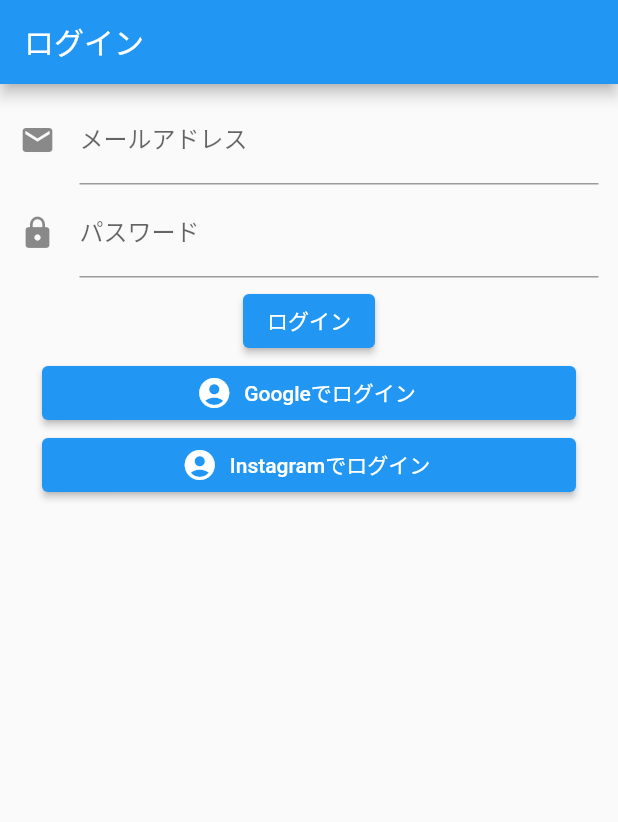
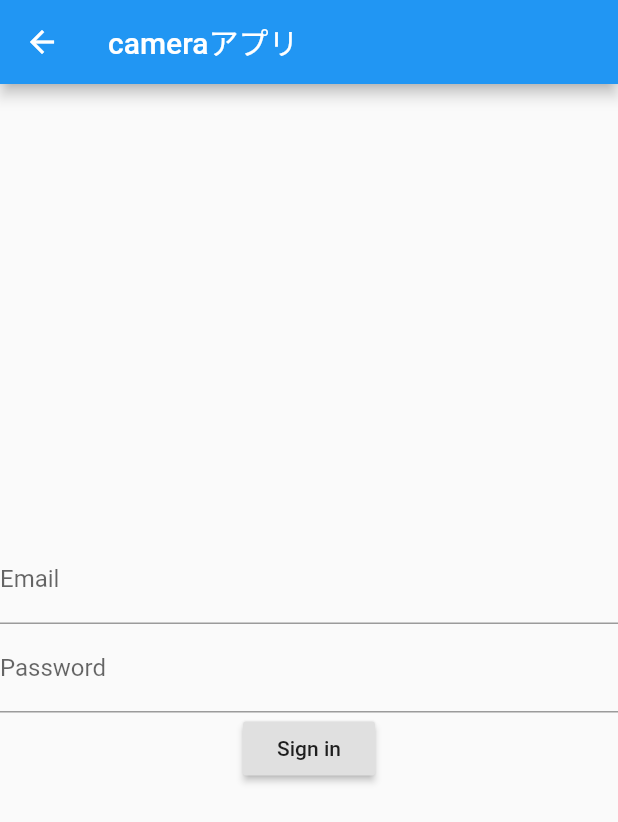
Before and after one commit to Shinaya-1127/flutter_cameraApp, a Flutter app: the LoginScreen screen opened directly, on a phone screen of 412 x 824 dp. Shown: the top 822 px of the screen. Run offline on Flutter 3.47's test engine with Material 2 defaults, Android fonts, the phone set to English and light mode, and no system bars; our stand-ins replace firebase_auth, firebase_core, image_picker; accounts and stored records are empty.

Commit message:
second commit

```diff
--- a/lib/model/login_model.dart
+++ b/lib/model/login_model.dart
@@ -1,25 +1,33 @@
 import 'package:firebase_auth/firebase_auth.dart';
-import 'package:flutter/material.dart';
 
-class LoginModel extends ChangeNotifier {
-  String email = "";
-  String password = "";
-  final FirebaseAuth _auth = FirebaseAuth.instance;
+class LoginModel {
+  final FirebaseAuth _firebaseAuth;
 
-  Future login() async {
-    if (email.isEmpty) {
-      throw ("メールアドレスを入力してください");
+  LoginModel(this._firebaseAuth);
+
+  Stream<User> get authStateChanges => _firebaseAuth.idTokenChanges();
+
+  Future<void> signOut() async {
+    await _firebaseAuth.signOut();
+  }
+
+  Future<String> signIn({String email, String password}) async {
+    try {
+      await _firebaseAuth.signInWithEmailAndPassword(
+          email: email, password: password);
+      return "Signed in";
+    } on FirebaseAuthException catch (e) {
+      return e.message;
     }
-    if (password.isEmpty) {
-      throw ("パスワードを入力してください");
+  }
+
+  Future<String> signUp({String email, String password}) async {
+    try {
+      await _firebaseAuth.createUserWithEmailAndPassword(
+          email: email, password: password);
+      return "Signed Up";
+    } on FirebaseAuthException catch (e) {
+      return e.message;
     }
-    final result = await _auth
-        .signInWithEmailAndPassword(
-          email: email,
-          password: password,
-        )
-        .catchError((e) =>
-              throw (e.toString()),
-            );
   }
 }
--- a/lib/screen/login_screen.dart
+++ b/lib/screen/login_screen.dart
@@ -5,130 +5,42 @@ import 'home_screen.dart';
 import '../model/login_model.dart';
 
 class LoginScreen extends StatelessWidget {
-  final mailController = TextEditingController();
-  final passwordController = TextEditingController();
+  final TextEditingController emailController = TextEditingController();
+  final TextEditingController passwordController = TextEditingController();
+
   @override
   Widget build(BuildContext context) {
-    return ChangeNotifierProvider(
-      create: (_) => LoginModel(),
-      child: Scaffold(
+    return Scaffold(
       appBar: AppBar(
-          title: Text("ログイン"),
+        title: Text('cameraアプリ'),
       ),
-        body: Consumer<LoginModel>(
-          builder: (context, model, child) {
-            return Padding(
-              padding: const EdgeInsets.only(
-                top: 8,
-                left: 13,
-                right: 13,
-              ),
-              child: SingleChildScrollView(
-                child: Column(
-                  mainAxisAlignment: MainAxisAlignment.start,
+      body: Column(
+        mainAxisAlignment: MainAxisAlignment.center,
         crossAxisAlignment: CrossAxisAlignment.center,
         children: [
-                    TextFormField(
-                      controller: mailController,
-                      keyboardType: TextInputType.emailAddress,
-                      decoration: const InputDecoration(
-                        icon: Icon(Icons.mail),
-                        hintText: 'example@dmain.com',
-                        labelText: 'メールアドレス',
-                      ),
-                      onChanged: (text) {
-                        model.email = text;
-                      },
-                    ),
-                    SizedBox(
-                      height: 3,
-                    ),
-                    TextFormField(
-                      controller: passwordController,
-                      obscureText: true,
-                      decoration: const InputDecoration(
-                        icon: Icon(Icons.lock),
-                        hintText: 'password',
-                        labelText: 'パスワード',
-                      ),
-                      onChanged: (text) {
-                        model.password = text;
-                      },
-                    ),
-                    SizedBox(
-                      height: 5,
-                    ),
-                    ElevatedButton(
-                      onPressed: () async {
-                        try {
-                          await model.login();
-                          Navigator.push(
-                            context,
-                            MaterialPageRoute(
-                              builder: (context) => HomeScreen(),
-                            ),
-                          );
-                        } catch (e) {
-                          showDialog(
-                              context: context,
-                              barrierDismissible: false,
-                              builder: (BuildContext context) {
-                                return WillPopScope(
-                                  onWillPop: () async => false,
-                                  child: AlertDialog(
-                                    title: Text(e.toString()),
-                                    actions: [
-                                      TextButton(
-                                        onPressed: () {
-                                          Navigator.pop(context);
-                                        },
-                                        child: Text("閉じる"),
-                                      ),
-                                    ],
-                                  ),
-                                );
-                              });
-                        }
-                      },
-                      child: Text("ログイン"),
-                    ),
-                    Padding(
-                      padding: const EdgeInsets.only(
-                        right: 15,
-                        left: 15,
-                      ),
-                      child: Container(
-                        width: double.infinity,
-                        child: Column(
-                          mainAxisAlignment: MainAxisAlignment.start,
-                          crossAxisAlignment: CrossAxisAlignment.center,
-                          children: [
-                            SizedBox(
-                              width: double.infinity,
-                              child: ElevatedButton.icon(
-                                icon: Icon(Icons.account_circle),
-                                onPressed: () {},
-                                label: Text("Googleでログイン"),
+          TextField(
+            controller: emailController,
+            decoration: InputDecoration(
+              labelText: "Email",
             ),
           ),
-                            SizedBox(
-                              width: double.infinity,
-                              child: ElevatedButton.icon(
-                                icon: Icon(Icons.account_circle),
-                                onPressed: () {},
-                                label: Text("Instagramでログイン"),
+          TextField(
+            controller: passwordController,
+            decoration: InputDecoration(
+              labelText: "Password",
             ),
           ),
-                          ],
-                        ),
-                      ),
-                    ),
-                  ],
-                ),
-              ),
+          // ignore: deprecated_member_use
+          RaisedButton(
+            onPressed: () {
+              context.read<LoginModel>().signIn(
+                    email: emailController.text.trim(),
+                    password: passwordController.text.trim(),
                   );
             },
-        ),
+            child: Text("Sign in"),
+          )
+        ],
       ),
     );
   }
```
Also changed, not shown: lib/main.dart (+26 -9 lines), lib/screen/home_screen.dart (+13 -1 lines), 1 other file. Lines whose indentation alone changed are shown as unchanged.
